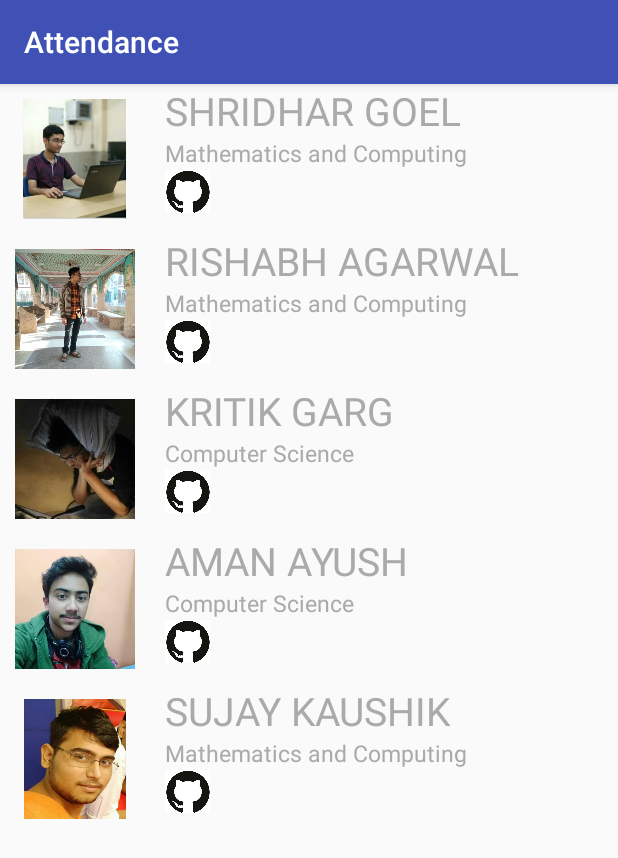
After one commit to Cyber-Labs/attendance-manager-app-1, an Android app: the developers screen opened directly, with no data from a screen before it, on a phone screen of 412 x 824 dp. The commit adds this screen. Shown: the top 858 px of the screen. Run offline under Robolectric (Android 15) with nearby library versions, the phone set to English and light mode, and no system bars.

Commit message:
Modifying Subject Details added, help option in drawer added, details of developers added. AutoRefresh and Veryfying input details pending.

```diff
--- a/app/src/main/AndroidManifest.xml
+++ b/app/src/main/AndroidManifest.xml
@@ -19,7 +19,8 @@
             </intent-filter>
         </activity>
         <activity android:name=".AddSubject" />
-        <activity android:name=".DeleteSubject"/>
+        <activity android:name=".DeleteSubject" />
+        <activity android:name=".developers"></activity>
     </application>
 
 </manifest>
--- /dev/null
+++ b/app/src/main/res/layout/activity_developers.xml
@@ -0,0 +1,195 @@
+<?xml version="1.0" encoding="utf-8"?>
+<LinearLayout xmlns:android="http://schemas.android.com/apk/res/android"
+    xmlns:app="http://schemas.android.com/apk/res-auto"
+    xmlns:tools="http://schemas.android.com/tools"
+    android:layout_width="match_parent"
+    android:layout_height="match_parent"
+    android:orientation="vertical"
+    tools:context=".developers">
+
+    <RelativeLayout
+        android:layout_width="match_parent"
+        android:layout_height="100dp">
+        <ImageView
+            android:layout_width="80dp"
+            android:layout_height="80dp"
+            android:layout_margin="10dp"
+            android:id="@+id/image1"
+            android:src="@drawable/shridhar"/>
+        <TextView
+            android:layout_width="wrap_content"
+            android:layout_height="wrap_content"
+            android:text="SHRIDHAR GOEL"
+            android:layout_marginLeft="10dp"
+            android:textSize="26sp"
+            android:textColor="@android:color/darker_gray"
+            android:layout_toRightOf="@id/image1"
+            android:id="@+id/name1"/>
+        <TextView
+            android:id="@+id/branch1"
+            android:layout_width="wrap_content"
+            android:layout_height="wrap_content"
+            android:text="Mathematics and Computing"
+            android:layout_marginLeft="10dp"
+            android:textSize="15sp"
+            android:textColor="@android:color/darker_gray"
+            android:layout_toRightOf="@id/image1"
+            android:layout_below="@id/name1"/>
+        <ImageView
+            android:layout_width="30dp"
+            android:layout_height="30dp"
+            android:layout_marginLeft="10dp"
+            android:layout_below="@id/branch1"
+            android:layout_toRightOf="@id/image1"
+            android:onClick="shridhar"
+            android:src="@drawable/git"/>
+    </RelativeLayout>
+    <RelativeLayout
+        android:layout_width="match_parent"
+        android:layout_height="100dp">
+        <ImageView
+            android:layout_width="80dp"
+            android:layout_height="80dp"
+            android:layout_margin="10dp"
+            android:id="@+id/image2"
+            android:src="@drawable/rishabh"/>
+        <TextView
+            android:layout_width="wrap_content"
+            android:layout_height="wrap_content"
+            android:text="RISHABH AGARWAL"
+            android:layout_marginLeft="10dp"
+            android:textSize="26sp"
+            android:textColor="@android:color/darker_gray"
+            android:layout_toRightOf="@id/image2"
+            android:id="@+id/name2"/>
+        <TextView
+            android:id="@+id/branch2"
+            android:layout_width="wrap_content"
+            android:layout_height="wrap_content"
+            android:text="Mathematics and Computing"
+            android:layout_marginLeft="10dp"
+            android:textSize="15sp"
+            android:textColor="@android:color/darker_gray"
+            android:layout_toRightOf="@id/image2"
+            android:layout_below="@id/name2"/>
+        <ImageView
+            android:layout_width="30dp"
+            android:layout_height="30dp"
+            android:layout_marginLeft="10dp"
+            android:layout_below="@id/branch2"
+            android:layout_toRightOf="@id/image2"
+            android:onClick="rishabh"
+            android:src="@drawable/git"/>
+    </RelativeLayout>
+    <RelativeLayout
+        android:layout_width="match_parent"
+        android:layout_height="100dp">
+        <ImageView
+            android:layout_width="80dp"
+            android:layout_height="80dp"
+            android:layout_margin="10dp"
+            android:id="@+id/image3"
+            android:src="@drawable/kritik"/>
+        <TextView
+            android:layout_width="wrap_content"
+            android:layout_height="wrap_content"
+            android:text="KRITIK GARG"
+            android:layout_marginLeft="10dp"
+            android:textSize="26sp"
+            android:textColor="@android:color/darker_gray"
+            android:layout_toRightOf="@id/image3"
+            android:id="@+id/name3"/>
+        <TextView
+            android:id="@+id/branch3"
+            android:layout_width="wrap_content"
+            android:layout_height="wrap_content"
+            android:text="Computer Science"
+            android:layout_marginLeft="10dp"
+            android:textSize="15sp"
+            android:textColor="@android:color/darker_gray"
+            android:layout_toRightOf="@id/image3"
+            android:layout_below="@id/name3"/>
+        <ImageView
+            android:layout_width="30dp"
+            android:layout_height="30dp"
+            android:layout_marginLeft="10dp"
+            android:layout_below="@id/branch3"
+            android:layout_toRightOf="@id/image3"
+            android:onClick="kritik"
+            android:src="@drawable/git"/>
+    </RelativeLayout>
+    <RelativeLayout
+        android:layout_width="match_parent"
+        android:layout_height="100dp">
+        <ImageView
+            android:layout_width="80dp"
+            android:layout_height="80dp"
+            android:layout_margin="10dp"
+            android:id="@+id/image4"
+            android:src="@drawable/aman"/>
+        <TextView
+            android:layout_width="wrap_content"
+            android:layout_height="wrap_content"
+            android:text="AMAN AYUSH"
+            android:layout_marginLeft="10dp"
+            android:textSize="26sp"
+            android:textColor="@android:color/darker_gray"
+            android:layout_toRightOf="@id/image4"
+            android:id="@+id/name4"/>
+        <TextView
+            android:id="@+id/branch4"
+            android:layout_width="wrap_content"
+            android:layout_height="wrap_content"
+            android:text="Computer Science"
+            android:layout_marginLeft="10dp"
+            android:textSize="15sp"
+            android:textColor="@android:color/darker_gray"
+            android:layout_toRightOf="@id/image4"
+            android:layout_below="@id/name4"/>
+        <ImageView
+            android:layout_width="30dp"
+            android:layout_height="30dp"
+            android:layout_marginLeft="10dp"
+            android:layout_below="@id/branch4"
+            android:layout_toRightOf="@id/image4"
+            android:onClick="aman"
+            android:src="@drawable/git"/>
+    </RelativeLayout>
+    <RelativeLayout
+        android:layout_width="match_parent"
+        android:layout_height="100dp">
+        <ImageView
+            android:layout_width="80dp"
+            android:layout_height="80dp"
+            android:layout_margin="10dp"
+            android:id="@+id/image5"
+            android:src="@drawable/sujay"/>
+        <TextView
+            android:layout_width="wrap_content"
+            android:layout_height="wrap_content"
+            android:text="SUJAY KAUSHIK"
+            android:layout_marginLeft="10dp"
+            android:textSize="26sp"
+            android:textColor="@android:color/darker_gray"
+            android:layout_toRightOf="@id/image5"
+            android:id="@+id/name5"/>
+        <TextView
+            android:id="@+id/branch5"
+            android:layout_width="wrap_content"
+            android:layout_height="wrap_content"
+            android:text="Mathematics and Computing"
+            android:layout_marginLeft="10dp"
+            android:textSize="15sp"
+            android:textColor="@android:color/darker_gray"
+            android:layout_toRightOf="@id/image5"
+            android:layout_below="@id/name5"/>
+        <ImageView
+            android:layout_width="30dp"
+            android:layout_height="30dp"
+            android:layout_marginLeft="10dp"
+            android:layout_below="@id/branch5"
+            android:onClick="sujay"
+            android:layout_toRightOf="@id/image5"
+            android:src="@drawable/git"/>
+    </RelativeLayout>
+</LinearLayout>
--- a/app/src/main/res/layout/layout_dialog.xml
+++ b/app/src/main/res/layout/layout_dialog.xml
@@ -12,6 +12,7 @@
             android:layout_height="wrap_content"
             android:src="@drawable/ic_edit"/>
         <EditText
+            android:id="@+id/modify_subj_name"
             android:layout_width="match_parent"
             android:layout_height="wrap_content"
             android:hint="Subject Name"/>
@@ -26,6 +27,7 @@
             android:layout_height="wrap_content"
             android:src="@drawable/ic_min"/>
         <EditText
+            android:id="@+id/modify_min_percent"
             android:layout_width="match_parent"
             android:layout_height="wrap_content"
             android:hint="Minimum Attendance"/>
@@ -40,6 +42,7 @@
             android:layout_height="wrap_content"
             android:src="@drawable/ic_attend"/>
         <EditText
+            android:id="@+id/modify_presents"
             android:layout_width="match_parent"
             android:layout_height="wrap_content"
             android:hint="Classes Attended"/>
@@ -54,6 +57,7 @@
             android:layout_height="wrap_content"
             android:src="@drawable/ic_bunked"/>
         <EditText
+            android:id="@+id/modify_absents"
             android:layout_width="match_parent"
             android:layout_height="wrap_content"
             android:hint="Classes Bunked"/>
--- a/app/src/main/res/layout/list_layout.xml
+++ b/app/src/main/res/layout/list_layout.xml
@@ -121,13 +121,13 @@
             android:textSize="20sp"
             android:text="ID :"
             android:layout_marginTop="10dp"
-            android:layout_marginLeft="100dp"
+            android:layout_marginLeft="80dp"
             android:textStyle="bold"
             android:textColor="@android:color/black"
             android:background="@android:color/holo_blue_bright"/>
         <TextView
             android:id="@+id/id"
-            android:layout_width="20dp"
+            android:layout_width="35dp"
             android:layout_height="25dp"
             android:textSize="20sp"
             android:layout_marginTop="10dp"
--- a/app/src/main/res/menu/drawer_menu.xml
+++ b/app/src/main/res/menu/drawer_menu.xml
@@ -27,6 +27,10 @@
                 android:id="@+id/nav_help"
                 android:icon="@drawable/ic_help"
                 android:title="Help" />
+            <item
+                android:id="@+id/nav_developers"
+                android:icon="@drawable/ic_developer_mode_black_24dp"
+                android:title="Developers"/>
         </menu>
     </item>
 </menu>
```
Also changed, not shown: app/src/main/java/com/example/roshni/attendance/AddSubject.java (+8 -1 lines), app/src/main/java/com/example/roshni/attendance/DataBaseHelper.java (+13 -0 lines), app/src/main/java/com/example/roshni/attendance/DeleteSubject.java (+6 -1 lines), app/src/main/java/com/example/roshni/attendance/LayoutDialog.java (+56 -7 lines), app/src/main/java/com/example/roshni/attendance/MainActivity.java (+33 -4 lines), app/src/main/java/com/example/roshni/attendance/developers.java (added, +57 -0 lines), app/src/main/res/drawable/ic_mail_outline_black_24dp.xml (added, +9 -0 lines), app/src/main/res/drawable/aman.jpg (added), app/src/main/res/drawable/git.jpg (added), app/src/main/res/drawable/kritik.jpg (added), app/src/main/res/drawable/rishabh.jpg (added), app/src/main/res/drawable/shridhar.jpg (added), app/src/main/res/drawable/sujay.jpg (added).
